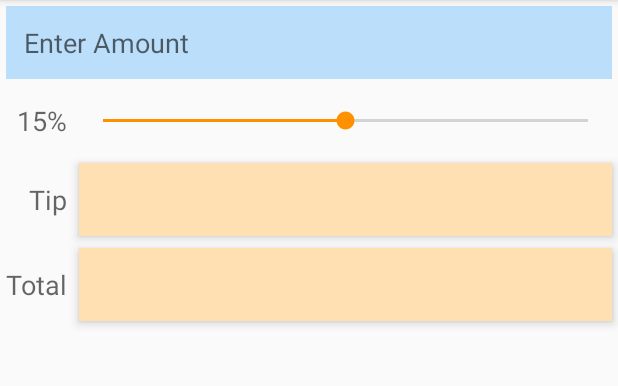
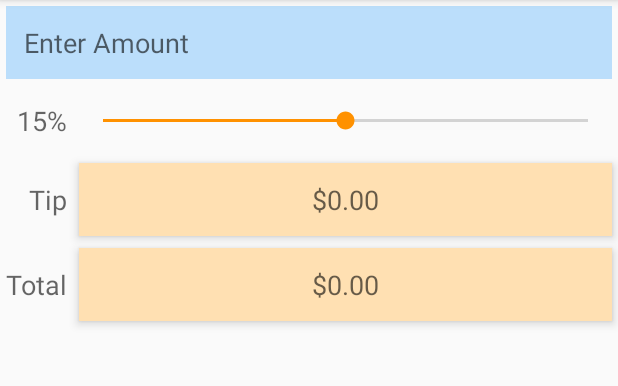
Before and after one commit to empyrosx/tipcalculator, an Android app: the screen it shows after launch (MainActivity), on a phone screen of 412 x 824 dp, the part 84-470 px from its top. Run offline under Robolectric (Android 15) with nearby library versions, the phone set to English and light mode, and no system bars.

```diff
--- a/app/src/main/AndroidManifest.xml
+++ b/app/src/main/AndroidManifest.xml
@@ -8,7 +8,10 @@
         android:label="@string/app_name"
         android:supportsRtl="true"
         android:theme="@style/AppTheme">
-        <activity android:name=".MainActivity">
+        <activity
+            android:name=".MainActivity"
+            android:screenOrientation="portrait"
+            android:windowSoftInputMode="stateAlwaysVisible">
             <intent-filter>
                 <action android:name="android.intent.action.MAIN" />
 
--- a/app/src/main/java/com/github/empyrosx/tipcalculator/MainActivity.java
+++ b/app/src/main/java/com/github/empyrosx/tipcalculator/MainActivity.java
@@ -1,13 +1,113 @@
 package com.github.empyrosx.tipcalculator;
 
+import android.os.Bundle;
+import android.support.annotation.NonNull;
 import android.support.v7.app.AppCompatActivity;
-import android.os.Bundle;
+import android.text.Editable;
+import android.text.TextWatcher;
+import android.widget.EditText;
+import android.widget.SeekBar;
+import android.widget.TextView;
+
+import java.text.NumberFormat;
 
 public class MainActivity extends AppCompatActivity {
+
+    // currency and percent formatter objects
+    private static final NumberFormat currencyFormat = NumberFormat.getCurrencyInstance();
+    private static final NumberFormat percentFormat = NumberFormat.getPercentInstance();
+
+    private double billAmount = 0.0;
+    private double percent = 0.15;
+    private TextView amountTextView;
+    private TextView percentTextView;
+    private TextView tipTextView;
+    private TextView totalTextView;
 
     @Override
     protected void onCreate(Bundle savedInstanceState) {
         super.onCreate(savedInstanceState);
         setContentView(R.layout.activity_main);
+
+        amountTextView = (TextView) findViewById(R.id.amountTextView);
+        percentTextView = (TextView) findViewById(R.id.percentTextView);
+        tipTextView = (TextView) findViewById(R.id.tipTextView);
+        totalTextView = (TextView) findViewById(R.id.totalTextView);
+        tipTextView.setText(currencyFormat.format(0));
+        totalTextView.setText(currencyFormat.format(0));
+
+        EditText amountEditText = (EditText) findViewById(R.id.amountEditText);
+        amountEditText.addTextChangedListener(createAmountEditTextWatcher());
+
+        SeekBar percentSeekBar = (SeekBar) findViewById(R.id.percentSeekBar);
+        percentSeekBar.setOnSeekBarChangeListener(createSeekBarListener());
     }
+
+    /**
+     * Calculates and displays tip and total amounts
+     */
+    private void calculate() {
+        percentTextView.setText(percentFormat.format(percent));
+
+        double tip = billAmount * percent;
+        double total = billAmount + tip;
+
+        tipTextView.setText(currencyFormat.format(tip));
+        totalTextView.setText(currencyFormat.format(total));
+    }
+
+    /**
+     * Creates listener object for the SeekBar's progress changed events.
+     */
+    @NonNull
+    private SeekBar.OnSeekBarChangeListener createSeekBarListener() {
+        return new SeekBar.OnSeekBarChangeListener() {
+
+            @Override
+            public void onProgressChanged(SeekBar seekBar, int progress, boolean fromUser) {
+                percent = progress / 100.0;
+                calculate();
+            }
+
+            @Override
+            public void onStartTrackingTouch(SeekBar seekBar) {
+            }
+
+            @Override
+            public void onStopTrackingTouch(SeekBar seekBar) {
+            }
+        };
+    }
+
+    /**
+     * Creates listener object for the EditText's text-changed events.
+     */
+    @NonNull
+    private TextWatcher createAmountEditTextWatcher() {
+        return new TextWatcher() {
+            @Override
+            public void onTextChanged(CharSequence s, int start, int before, int count) {
+
+                try {
+                    billAmount = Double.parseDouble(s.toString()) / 100.0;
+                    amountTextView.setText(currencyFormat.format(billAmount));
+                } catch (NumberFormatException e) {
+                    amountTextView.setText("");
+                    billAmount = 0.0;
+                }
+
+                calculate();
+            }
+
+            @Override
+            public void afterTextChanged(Editable s) {
+            }
+
+            @Override
+            public void beforeTextChanged(CharSequence s, int start, int count, int after) {
+            }
+        };
+    }
+
+
 }
```
